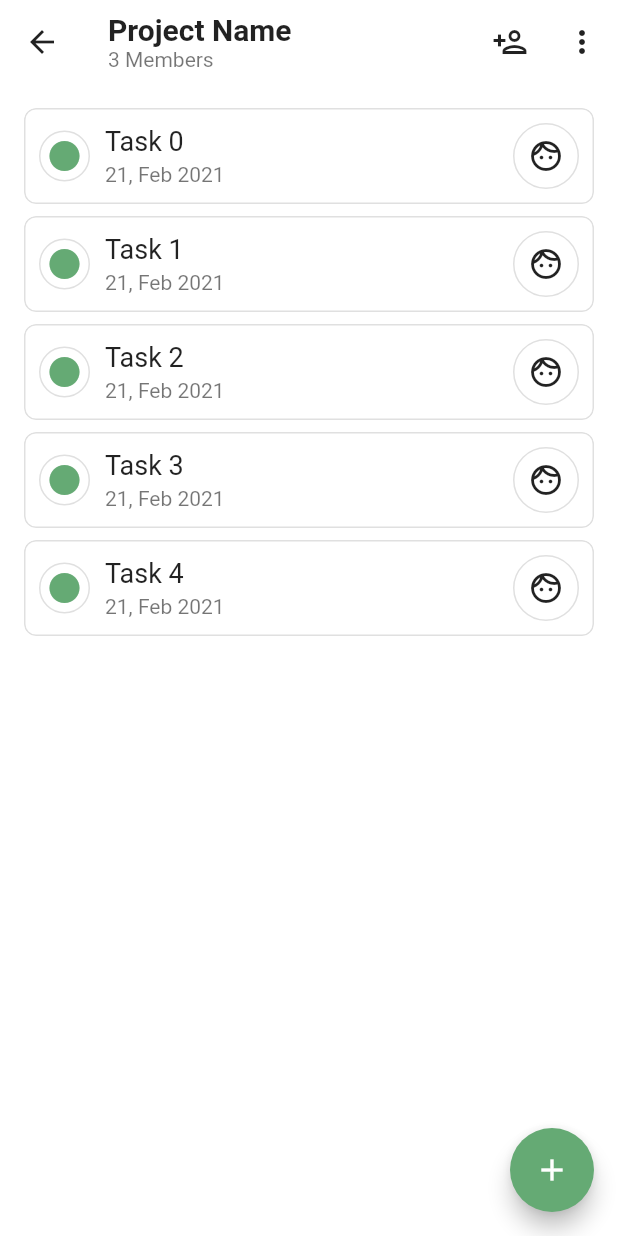
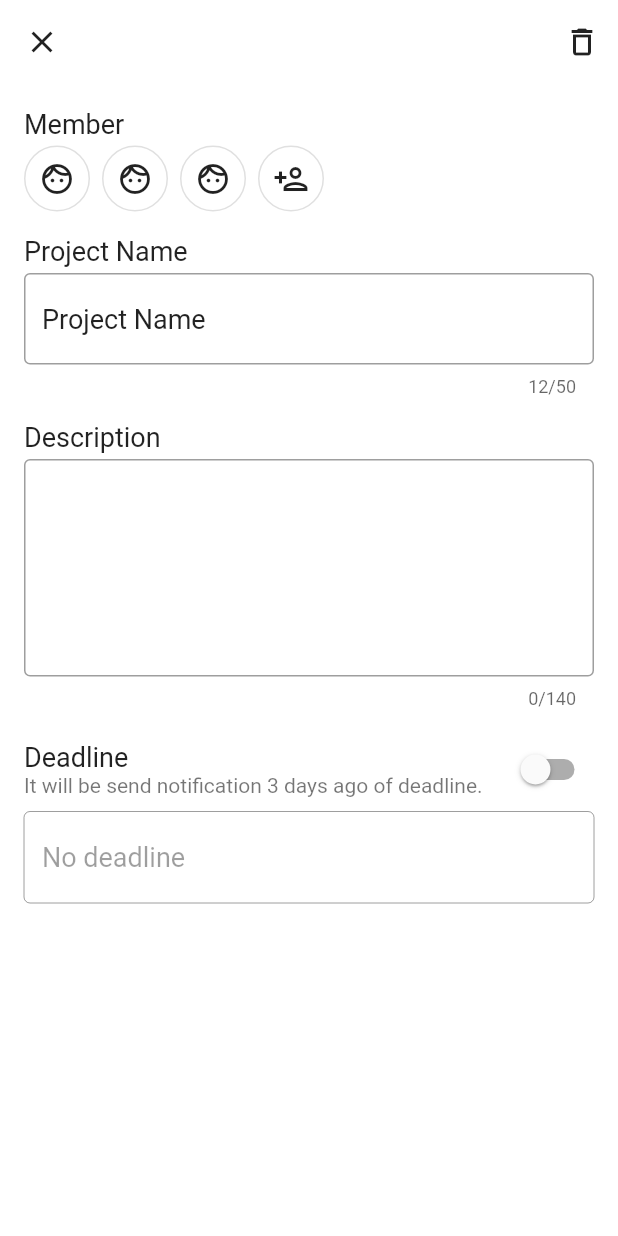
Before and after one commit to ktnydi/projecthit, a Flutter app: the TaskList screen opened directly, after a tap on the "more vert" icon, on a phone screen of 412 x 824 dp. Run offline on Flutter 3.47's test engine with Material 2 defaults, Android fonts, the phone set to English and light mode, and no system bars; our stand-ins replace outline_material_icons.

Commit message:
Add: プロジェクト詳細画面を作成

```diff
--- /dev/null
+++ b/lib/screens/project_detail/project_detail_model.dart
@@ -0,0 +1,27 @@
+import 'package:flutter/material.dart';
+
+class ProjectDetailModel extends ChangeNotifier {
+  final deadlineController = TextEditingController();
+  bool isLoading = false;
+  bool isActiveDateTime = false;
+
+  void beginLoading() {
+    isLoading = true;
+    notifyListeners();
+  }
+
+  void endLoading() {
+    isLoading = false;
+    notifyListeners();
+  }
+
+  void reload() {
+    notifyListeners();
+  }
+
+  @override
+  void dispose() {
+    deadlineController.dispose();
+    super.dispose();
+  }
+}
--- /dev/null
+++ b/lib/screens/project_detail/project_detail_page.dart
@@ -0,0 +1,242 @@
+import 'package:flutter/material.dart';
+import 'package:intl/intl.dart';
+import 'package:projecthit/screens/project_detail/project_detail_model.dart';
+import 'package:provider/provider.dart';
+
+class ProjectDetail extends StatelessWidget {
+  @override
+  Widget build(BuildContext context) {
+    final _formKey = GlobalKey<FormState>();
+    String name = 'Project Name';
+    String description = '';
+    DateTime deadline;
+
+    return ChangeNotifierProvider<ProjectDetailModel>(
+      create: (_) => ProjectDetailModel(),
+      builder: (context, child) {
+        final projectDetailModel = context.read<ProjectDetailModel>();
+
+        return Scaffold(
+          appBar: AppBar(
+            actions: [
+              IconButton(
+                icon: Icon(Icons.delete_outline),
+                onPressed: () {
+                  // TODO: プロジェクト削除
+                },
+              ),
+            ],
+          ),
+          body: SingleChildScrollView(
+            padding: EdgeInsets.all(16),
+            child: Form(
+              key: _formKey,
+              child: Column(
+                crossAxisAlignment: CrossAxisAlignment.start,
+                children: [
+                  Text(
+                    'Member',
+                    style: TextStyle(
+                      fontSize: 18,
+                    ),
+                  ),
+                  SizedBox(height: 4),
+                  Row(
+                    children: [
+                      Flexible(
+                        child: Container(
+                          height: 44,
+                          child: ListView.separated(
+                            shrinkWrap: true,
+                            physics: NeverScrollableScrollPhysics(),
+                            scrollDirection: Axis.horizontal,
+                            itemBuilder: (context, index) {
+                              return Container(
+                                width: 44,
+                                height: 44,
+                                decoration: BoxDecoration(
+                                  shape: BoxShape.circle,
+                                  border: Border.all(
+                                    color: Theme.of(context).dividerColor,
+                                  ),
+                                ),
+                                child: Icon(Icons.face_outlined),
+                              );
+                            },
+                            separatorBuilder: (context, index) =>
+                                SizedBox(width: 8),
+                            itemCount: 3,
+                          ),
+                        ),
+                      ),
+                      SizedBox(width: 8),
+                      OutlinedButton(
+                        child: Icon(Icons.person_add_outlined),
+                        style: OutlinedButton.styleFrom(
+                          shape: CircleBorder(),
+                          primary: Theme.of(context).iconTheme.color,
+                          padding: EdgeInsets.zero,
+                          tapTargetSize: MaterialTapTargetSize.shrinkWrap,
+                          minimumSize: Size(44, 44),
+                        ),
+                        onPressed: () {
+                          // TODO: メンバー追加画面
+                        },
+                      ),
+                    ],
+                  ),
+                  SizedBox(height: 16),
+                  Text(
+                    'Project Name',
+                    style: TextStyle(
+                      fontSize: 18,
+                    ),
+                  ),
+                  SizedBox(height: 4),
+                  TextFormField(
+                    initialValue: name,
+                    validator: (value) {
+                      if (value.trim().isEmpty) {
+                        return 'Enter project name';
+                      }
+
+                      if (value.length > 50) {
+                        return 'Project name is too long';
+                      }
+
+                      return null;
+                    },
+                    maxLength: 50,
+                    decoration: InputDecoration(
+                      border: OutlineInputBorder(),
+                    ),
+                    onChanged: (value) {
+                      name = value;
+                    },
+                    onFieldSubmitted: (value) {
+                      // TODO: プロジェクト名更新処理
+                    },
+                  ),
+                  SizedBox(height: 16),
+                  Text(
+                    'Description',
+                    style: TextStyle(
+                      fontSize: 18,
+                    ),
+                  ),
+                  SizedBox(height: 4),
+                  TextFormField(
+                    initialValue: description,
+                    validator: (value) {
+                      if (value.length > 140) {
+                        return 'Description is too long';
+                      }
+
+                      return null;
+                    },
+                    maxLines: 5,
+                    maxLength: 140,
+                    decoration: InputDecoration(
+                      border: OutlineInputBorder(),
+                    ),
+                    onChanged: (value) {
+                      description = value;
+                    },
+                  ),
+                  SizedBox(height: 16),
+                  Row(
+                    children: [
+                      Expanded(
+                        child: Column(
+                          crossAxisAlignment: CrossAxisAlignment.start,
+                          mainAxisSize: MainAxisSize.min,
+                          children: [
+                            Text(
+                              'Deadline',
+                              style: TextStyle(
+                                fontSize: 18,
+                              ),
+                            ),
+                            Text(
+                              'It will be send notification 3 days ago of deadline.',
+                              style: TextStyle(
+                                color:
+                                    Theme.of(context).textTheme.caption.color,
+                              ),
+                            ),
+                          ],
+                        ),
+                      ),
+                      SizedBox(width: 10),
+                      Switch.adaptive(
+                        value: context.select(
+                          (ProjectDetailModel model) => model.isActiveDateTime,
+                        ),
+                        onChanged: (isActive) {
+                          projectDetailModel.isActiveDateTime = isActive;
+
+                          if (isActive) {
+                            deadline = DateTime.now();
+                            projectDetailModel.deadlineController.text =
+                                DateFormat('dd, MMM yyyy').format(
+                              DateTime.now(),
+                            );
+                          } else {
+                            deadline = null;
+                            projectDetailModel.deadlineController.clear();
+                          }
+
+                          projectDetailModel.reload();
+                        },
+                      ),
+                    ],
+                  ),
+                  SizedBox(height: 4),
+                  TextFormField(
+                    controller: projectDetailModel.deadlineController,
+                    validator: (value) {
+                      if (!projectDetailModel.isActiveDateTime) return null;
+
+                      if (value.trim().isEmpty) {
+                        return 'Select deadline';
+                      }
+
+                      return null;
+                    },
+                    readOnly: true,
+                    enabled: context.select(
+                      (ProjectDetailModel model) => model.isActiveDateTime,
+                    ),
+                    decoration: InputDecoration(
+                      border: OutlineInputBorder(),
+                      hintText: projectDetailModel.isActiveDateTime
+                          ? 'Select date'
+                          : 'No deadline',
+                    ),
+                    onTap: () async {
+                      final currentDate = DateTime.now();
+                      final dateTime = await showDatePicker(
+                        context: context,
+                        initialDate: deadline ?? currentDate,
+                        firstDate: currentDate,
+                        lastDate: currentDate.add(Duration(days: 365)),
+                      );
+
+                      if (dateTime == null) return;
+
+                      deadline = dateTime;
+                      projectDetailModel.reload();
+                      final formatDate =
+                          DateFormat('dd, MMM yyyy').format(dateTime);
+                      projectDetailModel.deadlineController.text = formatDate;
+                    },
+                  ),
+                ],
+              ),
+            ),
+          ),
+        );
+      },
+    );
+  }
+}
--- a/lib/screens/task_list/task_list_page.dart
+++ b/lib/screens/task_list/task_list_page.dart
@@ -1,4 +1,5 @@
 import 'package:flutter/material.dart';
+import 'package:projecthit/screens/project_detail/project_detail_page.dart';
 
 class TaskList extends StatelessWidget {
   @override
@@ -30,7 +31,13 @@ class TaskList extends StatelessWidget {
           IconButton(
             icon: Icon(Icons.more_vert),
             onPressed: () {
-              // TODO: プロジェクト設定画面を表示
+              Navigator.push(
+                context,
+                MaterialPageRoute(
+                  fullscreenDialog: true,
+                  builder: (context) => ProjectDetail(),
+                ),
+              );
             },
           ),
         ],
```
